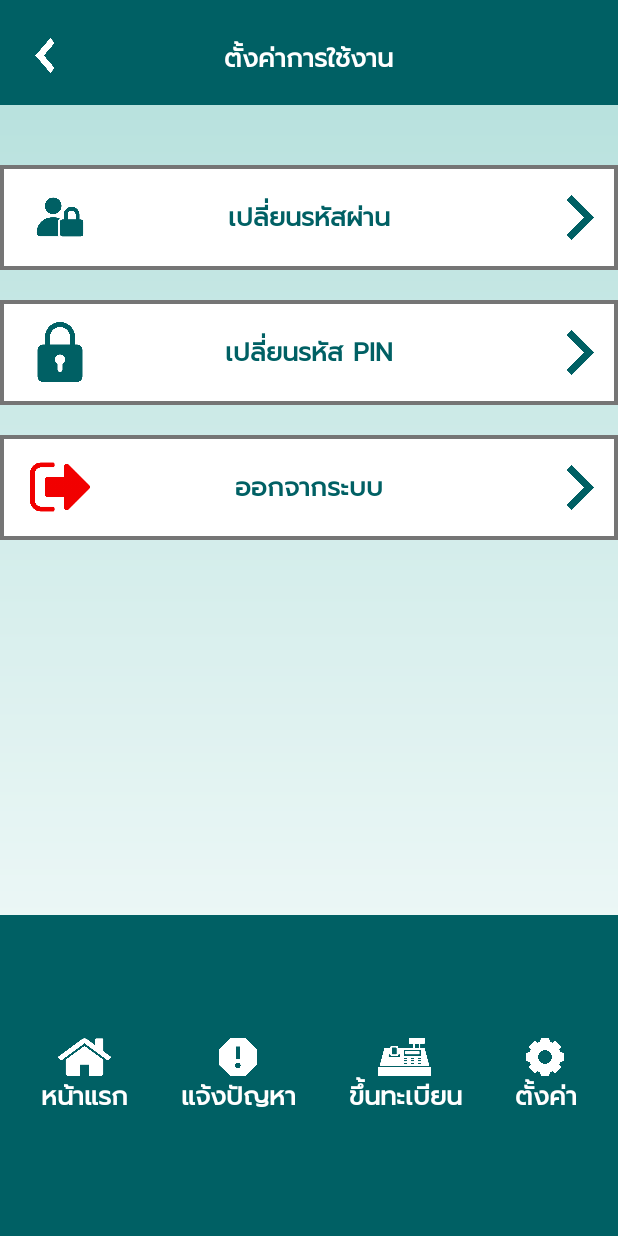
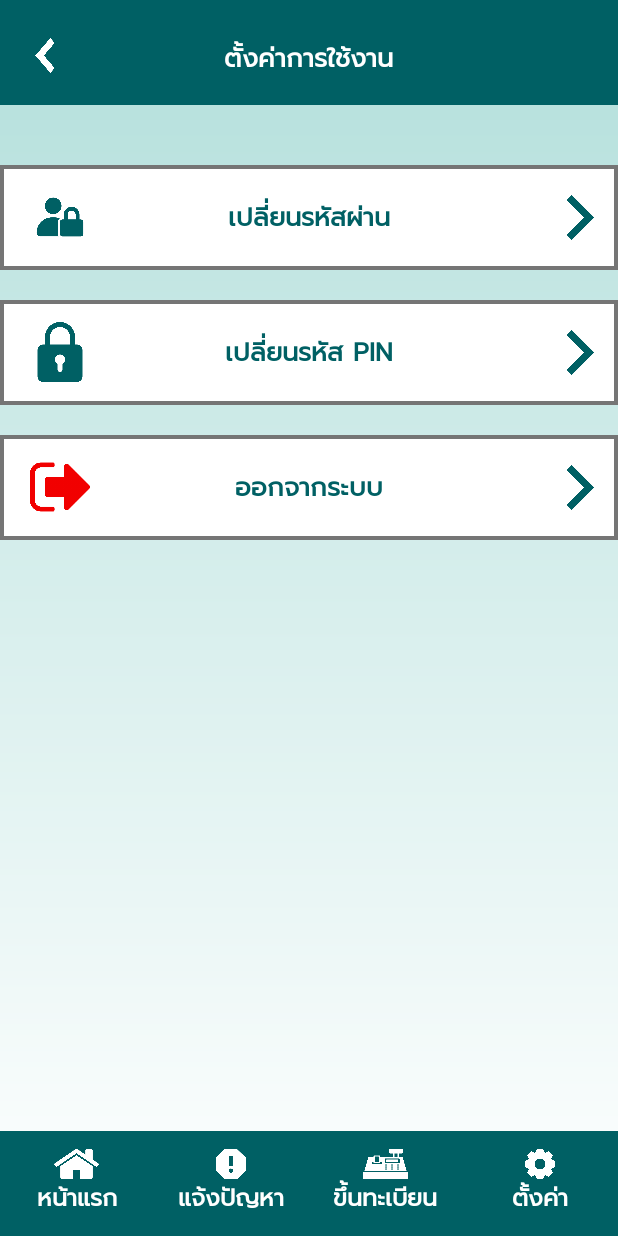
Before and after one commit to pichatsak/BandNara, an Android app: the settingActivity screen opened directly, with no data from a screen before it, on a phone screen of 412 x 824 dp. Run offline under Robolectric (Android 15) with nearby library versions, the phone set to English and light mode, and no system bars.

Commit message:
edit color

```diff
--- /dev/null
+++ b/app/src/main/res/drawable/ic_baseline_calendar_today_24.xml
@@ -0,0 +1,10 @@
+<vector xmlns:android="http://schemas.android.com/apk/res/android"
+    android:width="24dp"
+    android:height="24dp"
+    android:viewportWidth="24"
+    android:viewportHeight="24"
+    android:tint="?attr/colorControlNormal">
+  <path
+      android:fillColor="@android:color/white"
+      android:pathData="M20,3h-1L19,1h-2v2L7,3L7,1L5,1v2L4,3c-1.1,0 -2,0.9 -2,2v16c0,1.1 0.9,2 2,2h16c1.1,0 2,-0.9 2,-2L22,5c0,-1.1 -0.9,-2 -2,-2zM20,21L4,21L4,8h16v13z"/>
+</vector>
--- /dev/null
+++ b/app/src/main/res/drawable/ic_baseline_keyboard_arrow_down_24.xml
@@ -0,0 +1,10 @@
+<vector xmlns:android="http://schemas.android.com/apk/res/android"
+    android:width="24dp"
+    android:height="24dp"
+    android:viewportWidth="24"
+    android:viewportHeight="24"
+    android:tint="?attr/colorControlNormal">
+  <path
+      android:fillColor="@android:color/white"
+      android:pathData="M7.41,8.59L12,13.17l4.59,-4.58L18,10l-6,6 -6,-6 1.41,-1.41z"/>
+</vector>
--- a/app/src/main/res/layout/activity_elderly.xml
+++ b/app/src/main/res/layout/activity_elderly.xml
@@ -258,12 +258,23 @@
 
                     </LinearLayout>
 
-                    <LinearLayout
+
+
+                </LinearLayout>
+
+
+            </LinearLayout>
+
+
+            <RelativeLayout
                 android:layout_width="match_parent"
                 android:layout_height="wrap_content"
                 android:gravity="center"
                 android:layout_gravity="center"
-                        android:layout_marginTop="100dp">
+                android:layout_centerHorizontal="true"
+                android:layout_alignParentBottom="true"
+                android:layout_marginBottom="150dp"
+                >
                 <androidx.appcompat.widget.AppCompatButton
                     android:layout_width="160dp"
                     android:layout_height="50dp"
@@ -272,12 +283,7 @@
                     android:textColor="@color/white"
                     android:textSize="17sp"
                     android:textStyle="bold" />
-                    </LinearLayout>
-
-                </LinearLayout>
-
-
-            </LinearLayout>
+            </RelativeLayout>
 
             <RelativeLayout
                 android:layout_width="match_parent"
--- a/app/src/main/res/layout/activity_register.xml
+++ b/app/src/main/res/layout/activity_register.xml
@@ -101,7 +101,9 @@
             <LinearLayout
                 android:layout_width="match_parent"
                 android:layout_height="2px"
-                android:background="@color/black"></LinearLayout>
+                android:background="@color/gray_600">
+
+            </LinearLayout>
         </LinearLayout>
 
         <LinearLayout
--- a/app/src/main/res/layout/activity_register1.xml
+++ b/app/src/main/res/layout/activity_register1.xml
@@ -106,7 +106,7 @@
             <LinearLayout
                 android:layout_width="match_parent"
                 android:layout_height="2px"
-                android:background="@color/black">
+                android:background="@color/gray_600">
 
             </LinearLayout>
         </LinearLayout>
@@ -148,7 +148,7 @@
                 android:layout_width="match_parent"
                 android:layout_height="45dp"
                 android:background="@drawable/design_fram"
-                android:drawableEnd="@drawable/calendar"
+                android:drawableEnd="@drawable/ic_baseline_calendar_today_24"
                 android:drawableTint="@color/Teal_50"
                 android:hint="วัน/เดือน/ปีเกิด"
                 android:inputType="date"
@@ -448,7 +448,7 @@
                 <LinearLayout
                     android:layout_width="match_parent"
                     android:layout_height="2px"
-                    android:background="@color/black">
+                    android:background="@color/gray_600">
 
                 </LinearLayout>
             </LinearLayout>
--- a/app/src/main/res/layout/activity_setting.xml
+++ b/app/src/main/res/layout/activity_setting.xml
@@ -7,6 +7,19 @@
     android:background="@drawable/background_main"
     android:orientation="vertical"
     tools:context=".settingActivity">
+
+
+<LinearLayout
+    android:layout_width="match_parent"
+    android:layout_height="match_parent"
+    android:orientation="vertical">
+
+    <RelativeLayout
+        android:layout_width="match_parent"
+        android:layout_height="match_parent">
+
+
+
 
     <LinearLayout
         android:layout_width="match_parent"
@@ -211,43 +224,41 @@
 
     </LinearLayout>
 
-    <LinearLayout
+        <RelativeLayout
             android:layout_width="match_parent"
-        android:layout_height="match_parent"
+            android:layout_height="70dp"
+            android:layout_alignParentBottom="true"
+            android:layout_centerHorizontal="true"
             android:background="@color/Teal_50">
 
             <LinearLayout
                 android:layout_width="match_parent"
-            android:layout_height="wrap_content"
-            android:layout_gravity="center"
-            android:layout_marginTop="11dp"
-            android:layout_marginBottom="10dp"
-            android:gravity="center"
-            android:orientation="horizontal">
+                android:layout_height="match_parent"
+                android:orientation="horizontal"
+                android:weightSum="4">
 
 
-            <RelativeLayout
-                android:layout_width="wrap_content"
-                android:layout_height="wrap_content"
-                android:layout_marginRight="35dp">
+                <LinearLayout
+                    android:layout_width="0dp"
+                    android:layout_height="match_parent"
+                    android:layout_weight="1"
+                    android:gravity="center"
+                    android:orientation="vertical">
 
                     <LinearLayout
                         android:layout_width="wrap_content"
-                    android:layout_height="wrap_content"
-                    android:layout_marginLeft="11dp">
+                        android:layout_height="wrap_content">
 
                         <TextView
-                        android:layout_width="35dp"
-                        android:layout_height="25dp"
-                        android:layout_centerInParent="true"
+                            android:layout_width="30dp"
+                            android:layout_height="20dp"
                             android:background="@drawable/home"
                             android:backgroundTint="@color/white" />
                     </LinearLayout>
 
                     <LinearLayout
                         android:layout_width="wrap_content"
-                    android:layout_height="wrap_content"
-                    android:layout_marginTop="25dp">
+                        android:layout_height="wrap_content">
 
                         <TextView
                             android:layout_width="wrap_content"
@@ -255,33 +266,32 @@
 
                             android:text="หน้าแรก"
                             android:textColor="@color/white"
-                        android:textSize="17sp"
+                            android:textSize="16sp"
                             android:textStyle="bold" />
                     </LinearLayout>
-            </RelativeLayout>
+                </LinearLayout>
 
-            <RelativeLayout
-                android:layout_width="wrap_content"
-                android:layout_height="wrap_content"
-                android:layout_marginRight="35dp">
+                <LinearLayout
+                    android:layout_width="0dp"
+                    android:layout_height="match_parent"
+                    android:layout_weight="1"
+                    android:gravity="center"
+                    android:orientation="vertical">
 
                     <LinearLayout
                         android:layout_width="wrap_content"
-                    android:layout_height="wrap_content"
-                    android:layout_marginLeft="25dp">
+                        android:layout_height="wrap_content">
 
                         <TextView
-                        android:layout_width="25dp"
-                        android:layout_height="25dp"
-                        android:layout_centerInParent="true"
+                            android:layout_width="20dp"
+                            android:layout_height="20dp"
                             android:background="@drawable/report_symbol"
                             android:backgroundTint="@color/white" />
                     </LinearLayout>
 
                     <LinearLayout
                         android:layout_width="wrap_content"
-                    android:layout_height="wrap_content"
-                    android:layout_marginTop="25dp">
+                        android:layout_height="wrap_content">
 
                         <TextView
                             android:layout_width="wrap_content"
@@ -289,33 +299,32 @@
 
                             android:text="แจ้งปัญหา"
                             android:textColor="@color/white"
-                        android:textSize="17sp"
+                            android:textSize="16sp"
                             android:textStyle="bold" />
                     </LinearLayout>
-            </RelativeLayout>
+                </LinearLayout>
 
-            <RelativeLayout
-                android:layout_width="wrap_content"
-                android:layout_height="wrap_content"
-                android:layout_marginRight="35dp">
+                <LinearLayout
+                    android:layout_width="0dp"
+                    android:layout_height="match_parent"
+                    android:layout_weight="1"
+                    android:gravity="center"
+                    android:orientation="vertical">
 
                     <LinearLayout
                         android:layout_width="wrap_content"
-                    android:layout_height="wrap_content"
-                    android:layout_marginLeft="19dp">
+                        android:layout_height="wrap_content">
 
                         <TextView
-                        android:layout_width="35dp"
-                        android:layout_height="25dp"
-                        android:layout_centerInParent="true"
+                            android:layout_width="30dp"
+                            android:layout_height="20dp"
                             android:background="@drawable/cash_register"
                             android:backgroundTint="@color/white" />
                     </LinearLayout>
 
                     <LinearLayout
                         android:layout_width="wrap_content"
-                    android:layout_height="wrap_content"
-                    android:layout_marginTop="25dp">
+                        android:layout_height="wrap_content">
 
                         <TextView
                             android:layout_width="wrap_content"
@@ -323,32 +332,33 @@
 
                             android:text="ขึ้นทะเบียน"
                             android:textColor="@color/white"
-                        android:textSize="17sp"
+                            android:textSize="16sp"
                             android:textStyle="bold" />
                     </LinearLayout>
-            </RelativeLayout>
+                </LinearLayout>
 
-            <RelativeLayout
+                <LinearLayout
+                    android:layout_width="0dp"
+                    android:layout_height="match_parent"
+                    android:layout_weight="1"
+                    android:gravity="center"
+                    android:orientation="vertical">
+
+                    <LinearLayout
                         android:layout_width="wrap_content"
                         android:layout_height="wrap_content">
 
-                <LinearLayout
-                    android:layout_width="wrap_content"
-                    android:layout_height="wrap_content"
-                    android:layout_marginLeft="7dp">
+                        <TextView
+                            android:layout_width="20dp"
+                            android:layout_height="20dp"
 
-                    <TextView
-                        android:layout_width="25dp"
-                        android:layout_height="25dp"
-                        android:layout_centerInParent="true"
                             android:background="@drawable/gear"
                             android:backgroundTint="@color/white" />
                     </LinearLayout>
 
                     <LinearLayout
                         android:layout_width="wrap_content"
-                    android:layout_height="wrap_content"
-                    android:layout_marginTop="25dp">
+                        android:layout_height="wrap_content">
 
                         <TextView
                             android:layout_width="wrap_content"
@@ -356,10 +366,15 @@
 
                             android:text="ตั้งค่า"
                             android:textColor="@color/white"
-                        android:textSize="17sp"
+                            android:textSize="16sp"
                             android:textStyle="bold" />
                     </LinearLayout>
+                </LinearLayout>
+            </LinearLayout>
+        </RelativeLayout>
+
+
+
     </RelativeLayout>
 </LinearLayout>
 </LinearLayout>
-</LinearLayout>
```
Lines whose indentation alone changed are shown as unchanged.
